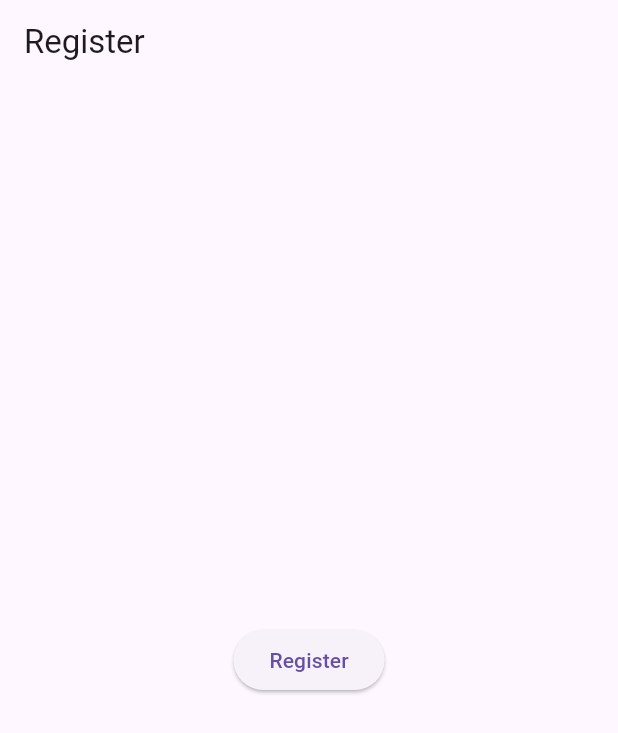
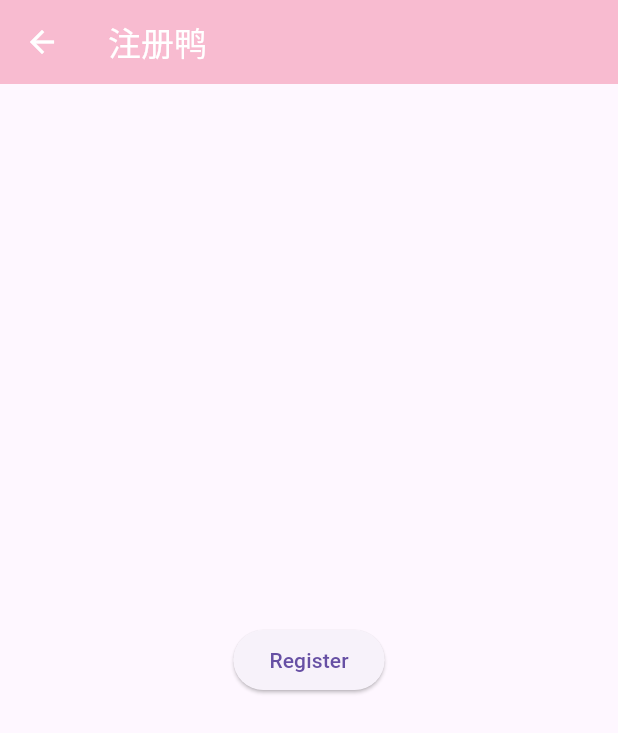
Before and after one commit to WolfMeteorfist/cute-tools-app, a Flutter app: the RegisterPage screen opened by its route, on a phone screen of 412 x 824 dp. Shown: the top 733 px of the screen. Run offline on Flutter 3.47's test engine with Material 3 defaults, Android fonts, the phone set to English and light mode, and no system bars; our stand-ins replace go_router, just_audio, logger.

Commit message:
refactor(auth): 重构登录和注册页面的路由配置
-为登录和注册页面添加了路由名称
- 更新了路由配置文件，使用 name 属性
- 修改了跳转逻辑，使用 goNamed 方法
- 优化了页面结构，添加了 PopScope 组件- 调整了页面样式，如背景色、图标等

```diff
--- a/lib/app/router_config.dart
+++ b/lib/app/router_config.dart
@@ -157,7 +157,7 @@ class _HomePageState extends State<HomePage> with TickerProviderStateMixin {
                       _buildCuteButton(
                         icon: Icons.login,
                         text: '登录鸭',
-                        onPressed: () => context.go(AppRoutes.login),
+                        onPressed: () => context.goNamed('login'),
                         delay: 0.2,
                       ),
                       const SizedBox(height: 20),
@@ -165,7 +165,7 @@ class _HomePageState extends State<HomePage> with TickerProviderStateMixin {
                       _buildCuteButton(
                         icon: Icons.person_add,
                         text: '注册鸭',
-                        onPressed: () => context.go(AppRoutes.register),
+                        onPressed: () => context.goNamed('register'),
                         delay: 0.4,
                       ),
                       const SizedBox(height: 20),
@@ -173,7 +173,7 @@ class _HomePageState extends State<HomePage> with TickerProviderStateMixin {
                       _buildCuteButton(
                         icon: Icons.build,
                         text: '工具鸭',
-                        onPressed: () => context.go(AppRoutes.tools),
+                        onPressed: () => context.goNamed('tools'),
                         delay: 0.6,
                       ),
                       const SizedBox(height: 20),
@@ -257,6 +257,7 @@ class AppRouterConfig {
     routes: [
       GoRoute(
         path: AppRoutes.home,
+        name: 'home',
         builder: (context, state) => const HomePage(),
       ),
       ...articleRoutes,
--- a/lib/common_widgets/error_page.dart
+++ b/lib/common_widgets/error_page.dart
@@ -42,7 +42,7 @@ class _ErrorPageState extends State<ErrorPage> {
       rightButtonText: '再试一次',
       onLeftButtonPressed: () {
         Navigator.of(context).pop(); // 关闭弹窗
-        context.go(AppRoutes.home);
+        context.goNamed('home');
       },
       onRightButtonPressed: () {
         Navigator.of(context).pop(); // 关闭弹窗
@@ -107,7 +107,7 @@ class _ErrorPageState extends State<ErrorPage> {
                     _isNavigating = true;
                   });
 
-                  context.go(AppRoutes.home);
+                  context.goNamed('home');
                 },
                 style: ElevatedButton.styleFrom(
                   backgroundColor: Colors.pinkAccent,
--- a/lib/features/article/router.dart
+++ b/lib/features/article/router.dart
@@ -6,10 +6,12 @@ import 'package:wan_android/features/article/presentation/page/article_list_page
 final List<GoRoute> articleRoutes = [
   GoRoute(
     path: AppRoutes.article,
+    name: 'article',
     builder: (context, state) => const ArticleListPage(),
     routes: [
       GoRoute(
         path: ':id',
+        name: 'articleDetail',
         builder: (context, state) {
           final id = state.pathParameters['id'];
           if (id == null) {
--- a/lib/features/auth/presentation/page/register_page.dart
+++ b/lib/features/auth/presentation/page/register_page.dart
@@ -8,21 +8,37 @@ class RegisterPage extends StatelessWidget {
 
   @override
   Widget build(BuildContext context) {
-    return Scaffold(
-      appBar: AppBar(title: const Text('Register')),
+    return PopScope(
+      onPopInvokedWithResult: (didPop, result) async {
+        // 返回首页
+        context.goNamed('home');
+      },
+      child: Scaffold(
+        appBar: AppBar(
+          title: const Text('注册鸭'),
+          backgroundColor: Colors.pink[100],
+          foregroundColor: Colors.white,
+          leading: IconButton(
+            icon: const Icon(Icons.arrow_back),
+            onPressed: () {
+              context.goNamed('home');
+            },
+          ),
+        ),
         body: Center(
           child: Column(
             mainAxisAlignment: MainAxisAlignment.center,
             children: [
               ElevatedButton(
                 onPressed: () {
-                context.go(AppRoutes.square);
+                  context.goNamed('square'); // 注意：这里需要添加square路由的name
                 },
                 child: Text(key: Key('RegisterButton'), 'Register'),
               ),
             ],
           ),
         ),
+      ),
     );
   }
 }
--- a/lib/features/auth/router.dart
+++ b/lib/features/auth/router.dart
@@ -6,6 +6,14 @@ import 'package:wan_android/features/auth/presentation/page/login_page.dart'
 import 'package:wan_android/features/auth/presentation/page/register_page.dart';
 
 final List<GoRoute> authRoutes = [
-  GoRoute(path: '/login', builder: (context, state) => const LoginPage()),
-  GoRoute(path: '/register', builder: (context, state) => const RegisterPage()),
+  GoRoute(
+    path: '/login',
+    name: 'login',
+    builder: (context, state) => const LoginPage()
+  ),
+  GoRoute(
+    path: '/register',
+    name: 'register',
+    builder: (context, state) => const RegisterPage()
+  ),
 ];
--- a/lib/features/tools/router.dart
+++ b/lib/features/tools/router.dart
@@ -10,14 +10,19 @@ import 'package:wan_android/features/tools/presentation/page/ai_talk_page.dart'
 final List<GoRoute> toolsRoutes = [
   GoRoute(
     path: '/tools',
+    name: 'tools',
     builder: (context, state) => const ToolsPage(),
-  ),
-  GoRoute(
-    path: '/tools/pomodoro',
-    builder: (context, state) => const PomodoroTimerPage(),
-  ),
-  GoRoute(
-    path: '/tools/ai-talk',
-    builder: (context, state) => const AITalkPage(),
+    routes: [
+      GoRoute(
+        path: 'pomodoro',
+        name: 'pomodoro',
+        builder: (context, state) => const PomodoroTimerPage(),
+      ),
+      GoRoute(
+        path: 'ai-talk',
+        name: 'aiTalk',
+        builder: (context, state) => const AITalkPage(),
+      ),
+    ],
   ),
 ];
```
Also changed, not shown: lib/features/auth/presentation/page/login_page.dart (+27 -18 lines), lib/features/tools/presentation/page/ai_talk_page.dart (+13 -3 lines), lib/features/tools/presentation/page/pomodoro_timer.dart (+13 -1 lines), lib/features/tools/presentation/page/tools_page.dart (+27 -6 lines). Lines whose indentation alone changed are shown as unchanged.
